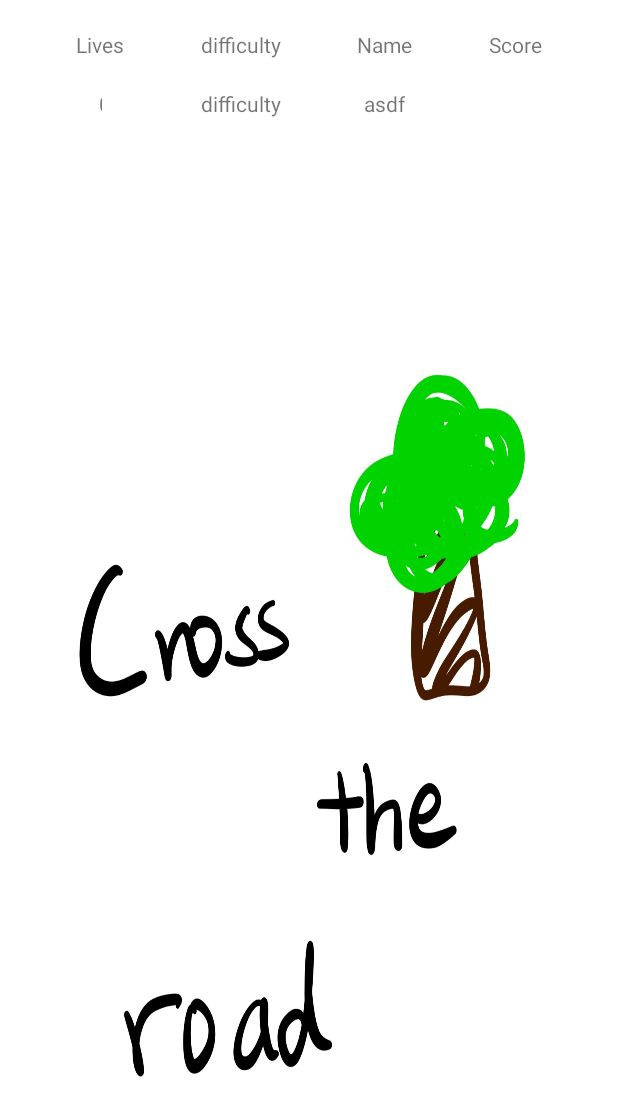
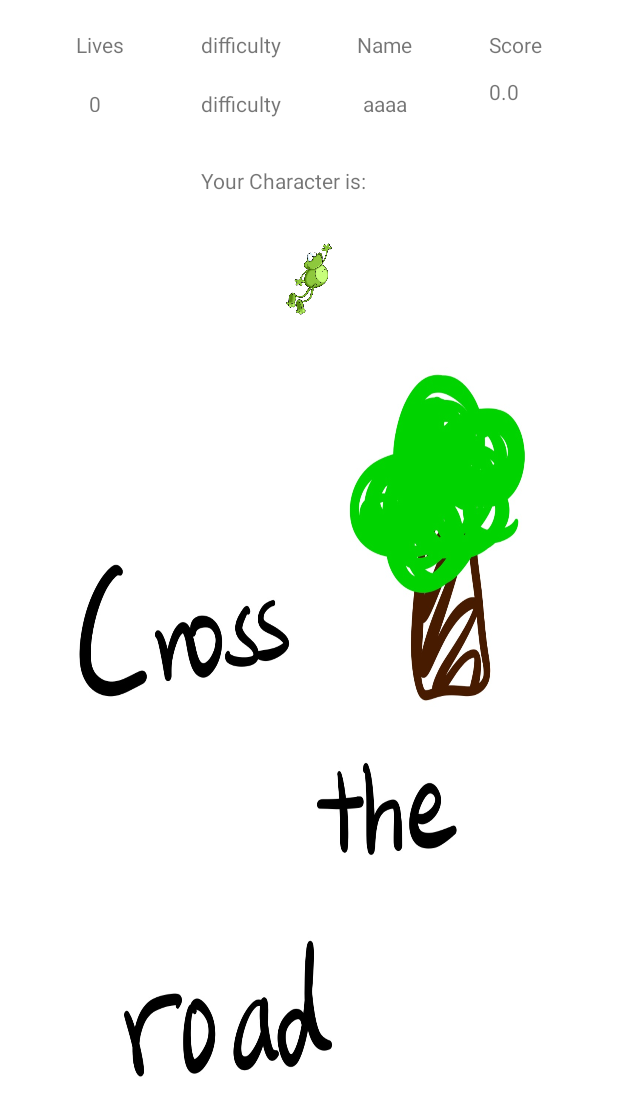
Before and after one commit to jha68/Cross-the-Road, an Android app: the GameFragment screen opened through its navigation route, on a phone screen of 412 x 824 dp. Shown: the top 1116 px of the screen. Run offline under Robolectric (Android 15) with nearby library versions, the phone set to English and light mode, and no system bars; 4 statements that could not run were skipped.

Commit message:
2/13 9:06, Wonjae Choi

```diff
--- a/app/src/main/java/com/example/crosstheroad/GameFragment.java
+++ b/app/src/main/java/com/example/crosstheroad/GameFragment.java
@@ -4,7 +4,7 @@ import android.os.Bundle;
 import android.view.LayoutInflater;
 import android.view.View;
 import android.view.ViewGroup;
-import android.widget.EditText;
+import android.widget.ImageView;
 import android.widget.TextView;
 
 import androidx.annotation.NonNull;
@@ -16,6 +16,9 @@ public class GameFragment extends Fragment {
     private int lives;
     private String name;
     private String difficulty;
+    private String sprite;
+    private int spriteInt;
+
 
     public GameFragment() {
         // Required empty public constructor
@@ -24,38 +27,57 @@ public class GameFragment extends Fragment {
     @Override
     public void onCreate(Bundle savedInstanceState) {
         super.onCreate(savedInstanceState);
-        score = 00000;
+        score = 0;
         lives = 0;
-        name = "asdf";
+        name = "aaaa";
         difficulty = "difficulty";
+        sprite = "a";
     }
 
     @Override
     public View onCreateView(LayoutInflater inflater, ViewGroup container,
                              Bundle savedInstanceState) {
         // Inflate the layout for this fragment
-
-
         return inflater.inflate(R.layout.fragment_game, container, false);
     }
 
     public void onViewCreated(@NonNull View view, Bundle savedInstanceState) {
         super.onViewCreated(view, savedInstanceState);
+
+        // Displaying the number of life
         TextView livesValue = view.findViewById(R.id.lives_value);
         lives = getArguments().getInt("lives");
-        String lives_string =String.valueOf(lives);
-        livesValue.setText(lives_string);
+        String livesString = String.valueOf(lives);
+        livesValue.setText(livesString);
 
-
-
+        // Displaying the user name
         TextView nameValue = view.findViewById(R.id.name_value);
         name = getArguments().getString("name");
         nameValue.setText(name);
 
-
+        // Displaying the difficulty
         TextView difficultyValue = view.findViewById(R.id.difficulty_value);
         difficulty = getArguments().getString("difficulty");
         difficultyValue.setText(difficulty);
+
+        // Default score
+        TextView scoreValue = view.findViewById(R.id.score_value);
+        String scoreString = String.valueOf(score);
+        scoreValue.setText(scoreString);
+
+        // Image changes depdends on user character
+        ImageView imageView = view.findViewById(R.id.userCharacter);
+        spriteInt = getArguments().getInt("spriteInt");
+
+        // frog = 0, dog = 1,cat = 2;
+        if (spriteInt == 0) {
+            imageView.setImageResource(R.drawable.selected_frog);
+        } else if (spriteInt == 1) {
+            imageView.setImageResource(R.drawable.selected_dog);
+        } else {
+            imageView.setImageResource(R.drawable.selected_cat);
+        }
+
     }
 
 }
--- a/app/src/main/res/layout/fragment_game.xml
+++ b/app/src/main/res/layout/fragment_game.xml
@@ -50,7 +50,7 @@
 
     <TextView
         android:id="@+id/lives_value"
-        android:layout_width="2dp"
+        android:layout_width="15dp"
         android:layout_height="15dp"
         android:layout_marginTop="@dimen/text_margin_top"
         android:digits="3"
@@ -89,4 +89,25 @@
         app:layout_constraintStart_toStartOf="@id/difficulty"
         app:layout_constraintTop_toBottomOf="@id/difficulty" />
 
+    <TextView
+        android:id="@+id/textView2"
+        android:layout_width="wrap_content"
+        android:layout_height="wrap_content"
+        android:layout_marginTop="32dp"
+        android:text="Your Character is:"
+        app:layout_constraintEnd_toStartOf="@+id/score_value"
+        app:layout_constraintHorizontal_bias="0.421"
+        app:layout_constraintStart_toEndOf="@+id/lives_value"
+        app:layout_constraintTop_toBottomOf="@+id/name_value" />
+
+    <ImageView
+        android:id="@+id/userCharacter"
+        android:layout_width="0dp"
+        android:layout_height="48dp"
+        android:layout_marginTop="32dp"
+        android:src="@android:drawable/screen_background_light"
+        app:layout_constraintEnd_toEndOf="parent"
+        app:layout_constraintStart_toStartOf="parent"
+        app:layout_constraintTop_toBottomOf="@+id/textView2" />
+
 </androidx.constraintlayout.widget.ConstraintLayout>
--- a/build.gradle
+++ b/build.gradle
@@ -5,7 +5,7 @@ buildscript {
         mavenCentral()
     }
     dependencies {
-        classpath 'com.android.tools.build:gradle:7.4.1'
+        classpath 'com.android.tools.build:gradle:7.3.1'
 
         // NOTE: Do not place your application dependencies here; they belong
         // in the individual module build.gradle files
```
Also changed, not shown: app/src/main/java/com/example/crosstheroad/SelectFragment.java (+24 -6 lines).
